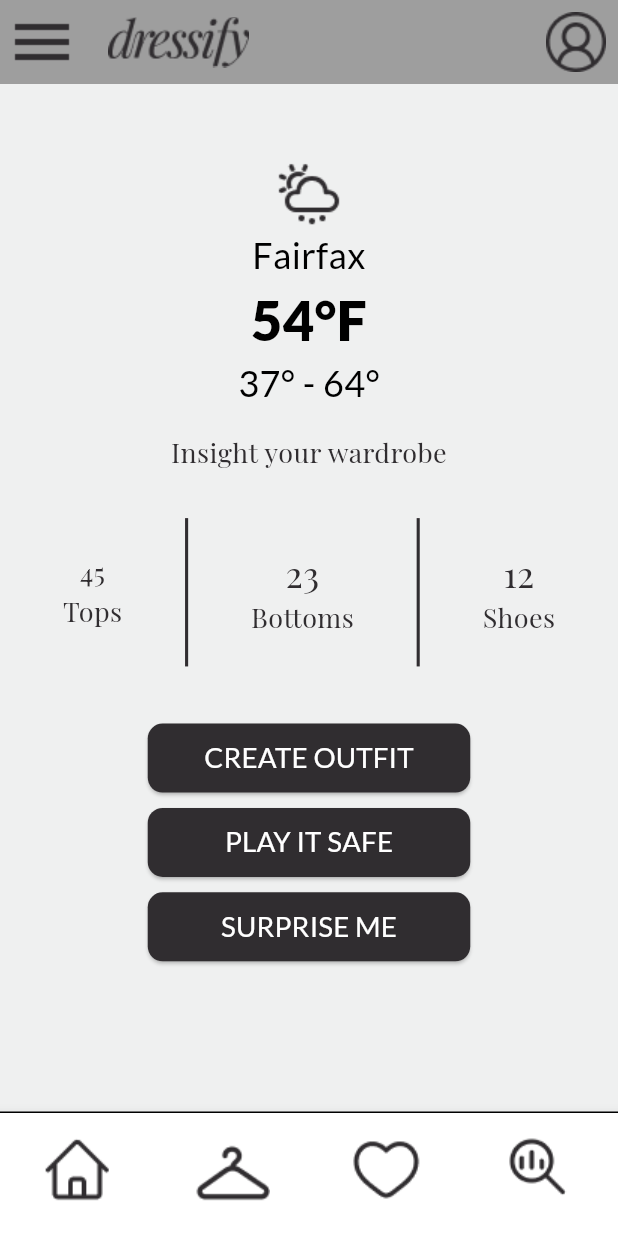
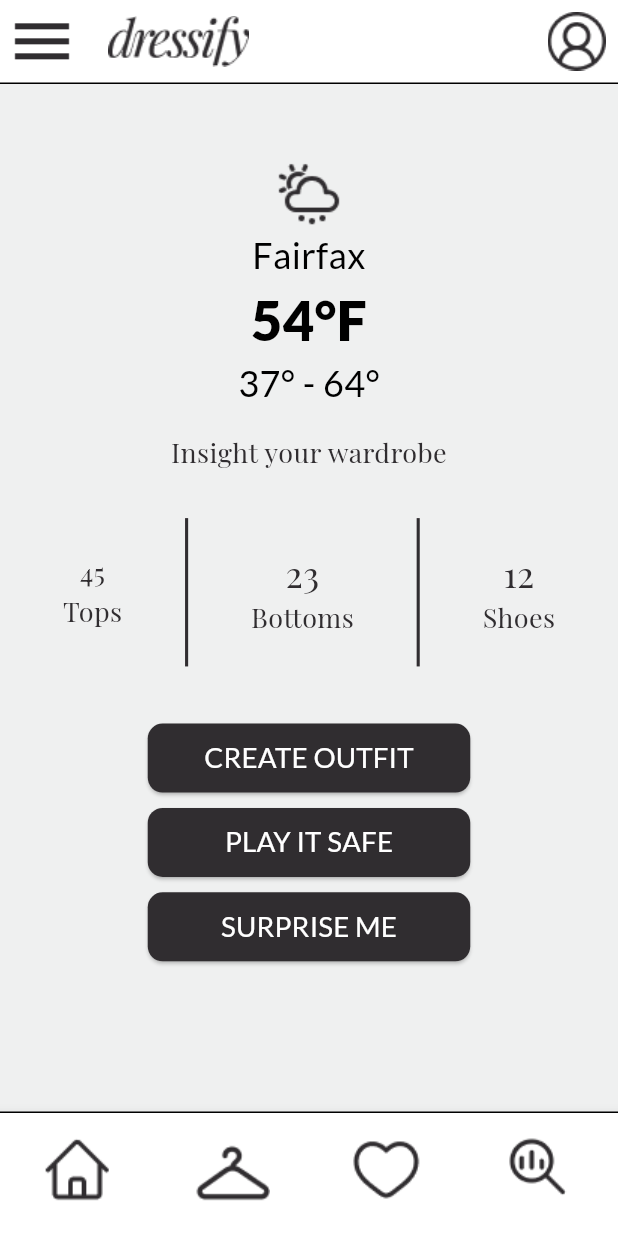
Before and after one commit to Stefania-P11/SWE-Project, a Flutter app: the HomeScreen screen opened directly, on a phone screen of 412 x 824 dp. Run offline on Flutter 3.47's test engine with Material 3 defaults, Android fonts, the phone set to English and light mode, and no system bars; our stand-ins replace cloud_firestore, firebase_core, google_fonts; accounts and stored records are empty.

Commit message:
Replaced the App Bar defined with the custom widget

```diff
--- a/lib/screens/home_screen.dart
+++ b/lib/screens/home_screen.dart
@@ -1,4 +1,5 @@
 import 'package:dressify_app/constants.dart';
+import 'package:dressify_app/widgets/custom_app_bar.dart';
 import 'package:dressify_app/widgets/custom_bottom_navbar.dart';
 import 'package:dressify_app/widgets/custom_button_2.dart';
 import 'package:flutter/material.dart';
@@ -16,19 +17,7 @@ class HomeScreen extends StatelessWidget {
       backgroundColor: const Color.fromARGB(255, 239, 240, 240),
 
       //App Bar
-      appBar: AppBar(
-        title: Image.asset("lib/assets/icons/header_logo_type.png"),
-        backgroundColor: kappBarColor,
-        leading: Image.asset('lib/assets/icons/menu.png'),
-        actions: [
-          IconButton(
-            onPressed: () {
-              //TODO: Implement navigation
-            },
-            icon: Image.asset('lib/assets/icons/account.png'),
-          ),
-        ],
-      ),
+      appBar: CustomAppBar(),
 
       // Body
       body: Container(
```
